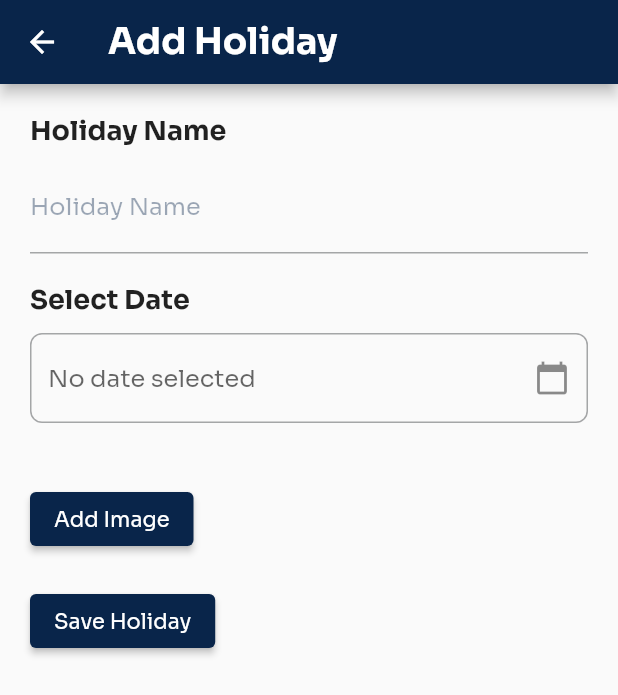
After one commit to techkatyayani/kohr_admin, a Flutter app: the AddHolidayForm screen opened directly, on a phone screen of 412 x 824 dp. The commit adds this screen. Shown: the top 695 px of the screen. Run offline on Flutter 3.47's test engine with Material 3 defaults, Android fonts, the phone set to English and light mode, and no system bars; our stand-ins replace cloud_firestore, csv, eva_icons_flutter, file_picker, firebase_auth, firebase_core and 3 more; missing offline and left inert: dart:html, excel, mailer; accounts and stored records are empty.

Commit message:
holiday added

```diff
--- a/lib/dashboard_screen.dart
+++ b/lib/dashboard_screen.dart
@@ -2,6 +2,7 @@ import 'dart:developer';
 import 'package:Kohr_Admin/constants.dart';
 import 'package:Kohr_Admin/screens/attendance/attendance_screen.dart';
 import 'package:Kohr_Admin/screens/auth/login_screen.dart';
+import 'package:Kohr_Admin/screens/holidays/holiday_screen.dart';
 import 'package:Kohr_Admin/screens/kpi/feedback-screen.dart';
 import 'package:Kohr_Admin/screens/kpi/kpi_screen.dart';
 import 'package:Kohr_Admin/screens/manageLeaves/manage_leaves_screen.dart';
@@ -36,10 +37,11 @@ class _DashBoardState extends State<DashBoard> {
   }
 
   List<Widget> screens = [
-    const KpiScreen(),
     const UserManagementScreen(),
     const AttendanceScreen(),
     const ManageLeavesScreen(),
+    const HolidayScreen(),
+    const KpiScreen(),
     const MasterScreen(),
     const FeedbackScreen(),
   ];
@@ -219,6 +221,11 @@ class _DashBoardState extends State<DashBoard> {
                                   label: "Manage Leaves",
                                 ),
                                 SelectionButtonData(
+                                  activeIcon: Icons.holiday_village,
+                                  icon: Icons.holiday_village_outlined,
+                                  label: "Holidays",
+                                ),
+                                SelectionButtonData(
                                   activeIcon: EvaIcons.activity,
                                   icon: EvaIcons.activityOutline,
                                   label: "KPI's",
@@ -229,11 +236,12 @@ class _DashBoardState extends State<DashBoard> {
                                   icon: Icons.discount_outlined,
                                   label: "Master",
                                 ),
-                                SelectionButtonData(
-                                  activeIcon: Icons.feedback,
-                                  icon: Icons.feedback_outlined,
-                                  label: "Feedback",
-                                ),
+                                // SelectionButtonData(
+                                //   activeIcon: Icons.feedback,
+                                //   icon: Icons.feedback_outlined,
+                                //   label: "Feedback",
+                                // ),
+
                                 // SelectionButtonData(
                                 //   activeIcon: Icons.adjust_sharp,
                                 //   icon: Icons.adjust,
--- /dev/null
+++ b/lib/screens/holidays/add_holiday_form.dart
@@ -0,0 +1,249 @@
+import 'package:Kohr_Admin/constants.dart';
+import 'package:flutter/material.dart';
+import 'package:cloud_firestore/cloud_firestore.dart';
+import 'package:multi_select_flutter/multi_select_flutter.dart';
+import 'package:Kohr_Admin/widgets/custom_textfield.dart';
+import 'package:file_picker/file_picker.dart';
+import 'package:firebase_storage/firebase_storage.dart';
+import 'dart:typed_data'; // Add this import
+
+class AddHolidayForm extends StatefulWidget {
+  final Map<String, dynamic>? holiday;
+
+  const AddHolidayForm({super.key, this.holiday});
+
+  @override
+  State<AddHolidayForm> createState() => _AddHolidayFormState();
+}
+
+class _AddHolidayFormState extends State<AddHolidayForm> {
+  List<String> departments = [];
+  List<String> selectedDepartments = [];
+  DateTime? selectedDate;
+  bool isLoading = false;
+  String? holidayId;
+  TextEditingController titleController = TextEditingController();
+  TextEditingController dateController = TextEditingController();
+  String? imageUrl;
+  Uint8List? imageBytes; // Change this to Uint8List to store image bytes
+  String? fileName; // Add this to store the file name
+
+  @override
+  void initState() {
+    super.initState();
+    fetchDepartments();
+    if (widget.holiday != null) {
+      // Fetch holiday data if it exists
+      holidayId = widget.holiday!['id'];
+      titleController.text = widget.holiday!['title'] ?? '';
+      selectedDate = (widget.holiday!['date'] as Timestamp?)?.toDate();
+      selectedDepartments = List<String>.from(widget.holiday!['departments']);
+      imageUrl = widget.holiday!['imageUrl'];
+    }
+  }
+
+  Future<void> fetchDepartments() async {
+    QuerySnapshot snapshot = await FirebaseFirestore.instance
+        .collection('Masterdata')
+        .doc('collections')
+        .collection('Departments')
+        .get();
+
+    setState(() {
+      departments = snapshot.docs.map((doc) => doc['name'] as String).toList();
+    });
+  }
+
+  Future<void> saveHoliday() async {
+    if (selectedDate == null) {
+      // Show error if no date is selected
+      ScaffoldMessenger.of(context).showSnackBar(
+        SnackBar(content: Text("Please select a date")),
+      );
+      return;
+    }
+
+    if (selectedDepartments.isEmpty) {
+      // Show error if no departments are selected
+      ScaffoldMessenger.of(context).showSnackBar(
+        SnackBar(content: Text("Please select at least one department")),
+      );
+      return;
+    }
+
+    // Check if imageUrl is null or empty
+    if (imageUrl == null || imageUrl!.isEmpty) {
+      if (imageBytes == null) {
+        // Show error if no image is selected
+        ScaffoldMessenger.of(context).showSnackBar(
+          SnackBar(content: Text("Please select an image")),
+        );
+        return;
+      }
+    }
+
+    // Debugging statements
+    print("Selected Date: $selectedDate");
+    print("Selected Departments: $selectedDepartments");
+    print("Image URL: $imageUrl");
+    print("Image Bytes: $imageBytes");
+
+    setState(() {
+      isLoading = true; // Start loading
+    });
+
+    try {
+      if (holidayId == null) {
+        holidayId = FirebaseFirestore.instance.collection('holidays').doc().id;
+      }
+
+      // Upload image to Firebase Storage
+      if (imageBytes != null) {
+        final storageRef = FirebaseStorage.instance
+            .ref()
+            .child('holidays/$holidayId/$fileName');
+        await storageRef.putData(imageBytes!);
+        imageUrl = await storageRef.getDownloadURL(); // Get the download URL
+      }
+
+      await FirebaseFirestore.instance
+          .collection('holidays')
+          .doc(holidayId) // Use holidayId to update the existing holiday
+          .set({
+        'title': titleController.text,
+        'date': selectedDate,
+        'id': holidayId,
+        'departments': selectedDepartments,
+        'imageUrl': imageUrl,
+      });
+
+      // Show success message
+      ScaffoldMessenger.of(context).showSnackBar(
+        SnackBar(content: Text("Holiday saved successfully!")),
+      );
+      Navigator.pop(context);
+    } catch (e) {
+      // Handle errors
+      ScaffoldMessenger.of(context).showSnackBar(
+        SnackBar(content: Text("Error saving holiday: $e")),
+      );
+    } finally {
+      setState(() {
+        isLoading = false; // Stop loading
+      });
+    }
+  }
+
+  Future<void> pickImageWeb() async {
+    FilePickerResult? result = await FilePicker.platform.pickFiles(
+      type: FileType.image,
+    );
+
+    if (result != null) {
+      setState(() {
+        imageBytes = result.files.single.bytes; // Store the image bytes
+        fileName = result.files.single.name; // Store the file name
+        imageUrl = null; // Clear the previous imageUrl
+      });
+    }
+  }
+
+  @override
+  Widget build(BuildContext context) {
+    return Scaffold(
+      appBar: AppBar(
+        title: const Text('Add Holiday',
+            style: TextStyle(fontSize: 24, fontWeight: FontWeight.bold)),
+        backgroundColor: AppColors.primaryBlue,
+      ),
+      body: Padding(
+        padding: const EdgeInsets.all(20.0),
+        child: SingleChildScrollView(
+          child: Column(
+            crossAxisAlignment: CrossAxisAlignment.start,
+            children: [
+              const Text("Holiday Name",
+                  style: TextStyle(fontSize: 18, fontWeight: FontWeight.w600)),
+              const SizedBox(height: 10),
+              CustomTextField(
+                labelText: "Holiday Name",
+                controller: titleController,
+              ),
+              const SizedBox(height: 20),
+              const Text("Select Date",
+                  style: TextStyle(fontSize: 18, fontWeight: FontWeight.w600)),
+              const SizedBox(height: 10),
+              TextField(
+                readOnly: true,
+                decoration: InputDecoration(
+                  hintText: selectedDate != null
+                      ? "${selectedDate!.toLocal()}".split(' ')[0]
+                      : "No date selected",
+                  suffixIcon: const Icon(Icons.calendar_today),
+                  border: OutlineInputBorder(
+                    borderRadius: BorderRadius.circular(8.0),
+                    borderSide: BorderSide(color: AppColors.primaryBlue),
+                  ),
+                ),
+                onTap: () async {
+                  DateTime? pickedDate = await showDatePicker(
+                    context: context,
+                    initialDate: selectedDate ?? DateTime.now(),
+                    firstDate: DateTime(2000),
+                    lastDate: DateTime(2101),
+                  );
+                  if (pickedDate != null) {
+                    setState(() {
+                      selectedDate = pickedDate;
+                    });
+                  }
+                },
+              ),
+              const SizedBox(height: 20),
+              if (departments.isNotEmpty)
+                MultiSelectDialogField(
+                  items: departments
+                      .map((department) =>
+                          MultiSelectItem(department, department))
+                      .toList(),
+                  initialValue: selectedDepartments,
+                  onConfirm: (values) {
+                    setState(() {
+                      selectedDepartments =
+                          values.cast<String>(); // Store selected departments
+                    });
+                  },
+                  title: const Text("Select Departments"),
+                ),
+              const SizedBox(height: 20),
+              ElevatedButton(
+                onPressed: pickImageWeb,
+                child: const Text("Add Image"),
+              ),
+              (imageUrl != null && imageUrl!.isNotEmpty)
+                  ? Image.network(
+                      imageUrl!,
+                      width: 100,
+                      height: 100,
+                    )
+                  : (imageBytes != null)
+                      ? Image.memory(
+                          imageBytes!,
+                          width: 100,
+                          height: 100,
+                        )
+                      : Container(),
+              const SizedBox(height: 20),
+              isLoading
+                  ? const CircularProgressIndicator() // Show loading indicator
+                  : ElevatedButton(
+                      onPressed: saveHoliday,
+                      child: const Text("Save Holiday"),
+                    ),
+            ],
+          ),
+        ),
+      ),
+    );
+  }
+}
--- a/pubspec.yaml
+++ b/pubspec.yaml
@@ -45,6 +45,8 @@ dependencies:
   page_transition: ^2.1.0
   csv: ^6.0.0
   path_provider: ^2.1.4
+  multi_select_flutter: ^4.0.0
+  firebase_storage: ^12.3.6
 
 dev_dependencies:
   flutter_lints: ^4.0.0
```
Also changed, not shown: lib/screens/holidays/holiday_screen.dart (added, +362 -0 lines), lib/screens/manageLeaves/manage_leaves_screen.dart (+86 -10 lines), pubspec.lock, 3 other files.
